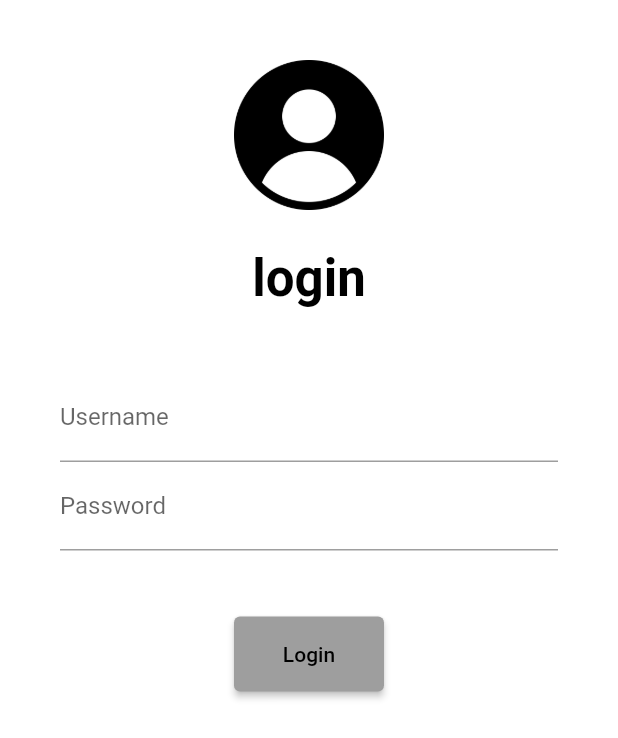
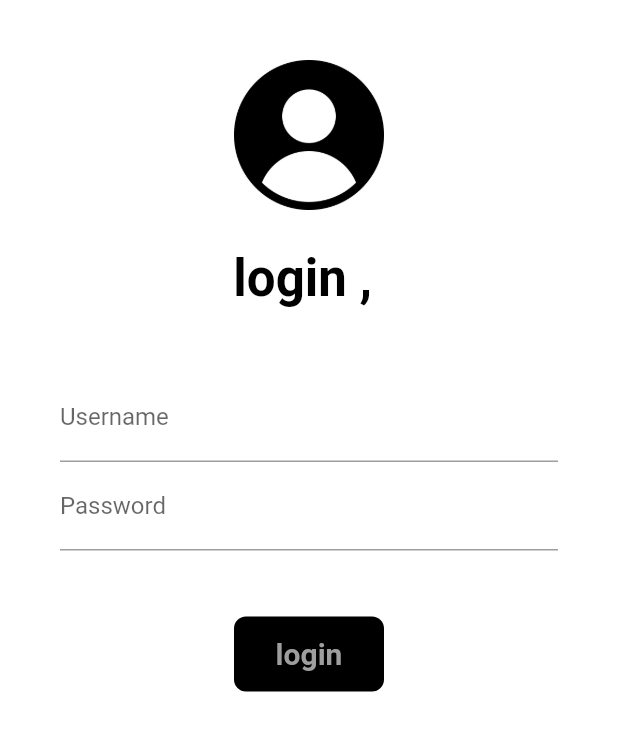
Before and after one commit to deromon/PROJECT1, a Flutter app: the screen it shows after launch, on a phone screen of 412 x 824 dp. Shown: the top 738 px of the screen. Run offline on Flutter 3.47's test engine with Material 2 defaults, Android fonts, the phone set to English and light mode, and no system bars; our stand-ins replace google_fonts.

Commit message:
day 6 completed

```diff
--- a/lib/pages/login_page.dart
+++ b/lib/pages/login_page.dart
@@ -3,9 +3,15 @@
 import 'package:flutter/material.dart';
 import 'package:flutter_application_1/utility/routes.dart';
 
-class LoginPage extends StatelessWidget {
+class LoginPage extends StatefulWidget {
   const LoginPage({ Key? key }) : super(key: key);
+  @override
+  _LoginPageState createState() => _LoginPageState();
+}
 
+class _LoginPageState extends State<LoginPage> {
+  String name="";
+  bool changeButton = false;
   @override
   Widget build(BuildContext context) {
     return Material(
@@ -31,7 +37,7 @@ class LoginPage extends StatelessWidget {
           ),
           Center(
           child: Text(
-            "login",
+            "login , $name",
             style: TextStyle(
               fontSize: 34,
               color: Colors.black,
@@ -60,6 +66,12 @@ class LoginPage extends StatelessWidget {
               hintText: "Enter passwrd",
               labelText: "Password",
             ),
+            onChanged: (value) {
+              name = value;
+              setState(() {
+
+              });
+            },
           ),
                   ],
                 ),
@@ -68,16 +80,50 @@ class LoginPage extends StatelessWidget {
           height: 20,
 
         ),
-        ElevatedButton(
-                child: Text("Login"),
-                style: TextButton.styleFrom(
-                  minimumSize: Size(100, 50),
-                ),
-                onPressed: () {
-                  Navigator.pushNamed(context, MyRoutes.homeRoutes);
-                },
-              )
-        ],
+        InkWell(
+          onTap: () async {
+            setState(() {
+              changeButton = true;
+            });
+            await Future.delayed(Duration(seconds: 1));
+            Navigator.pushNamed(context, MyRoutes.homeRoutes);
+          },
+          child: AnimatedContainer(
+            duration: Duration(seconds: 1),
+            width: changeButton? 50:100,
+            height: 50,
+            alignment: Alignment.center,
+
+            child: changeButton
+                      ? Icon(
+                          Icons.done,
+                          color: Colors.grey,
+                        )
+                      : Text(
+              "login",
+              style: TextStyle(
+                color: Colors.grey,
+                fontWeight: FontWeight.bold,
+                fontSize: 20,
+              ),
+            ),
+            decoration: BoxDecoration(
+              color: Colors.black,
+              //shape: changeButton ? BoxShape.circle : BoxShape.rectangle,
+             borderRadius: BorderRadius.circular(changeButton?50:8)
+            ),
+          ),
+        )
+        // ElevatedButton(
+        //         child: Text("Login"),
+        //         style: TextButton.styleFrom(
+        //           minimumSize: Size(100, 50),
+        //         ),
+        //         onPressed: () {
+        //           Navigator.pushNamed(context, MyRoutes.homeRoutes);
+        //         },
+        //       )
+         ],
 
           ),
       )
```
